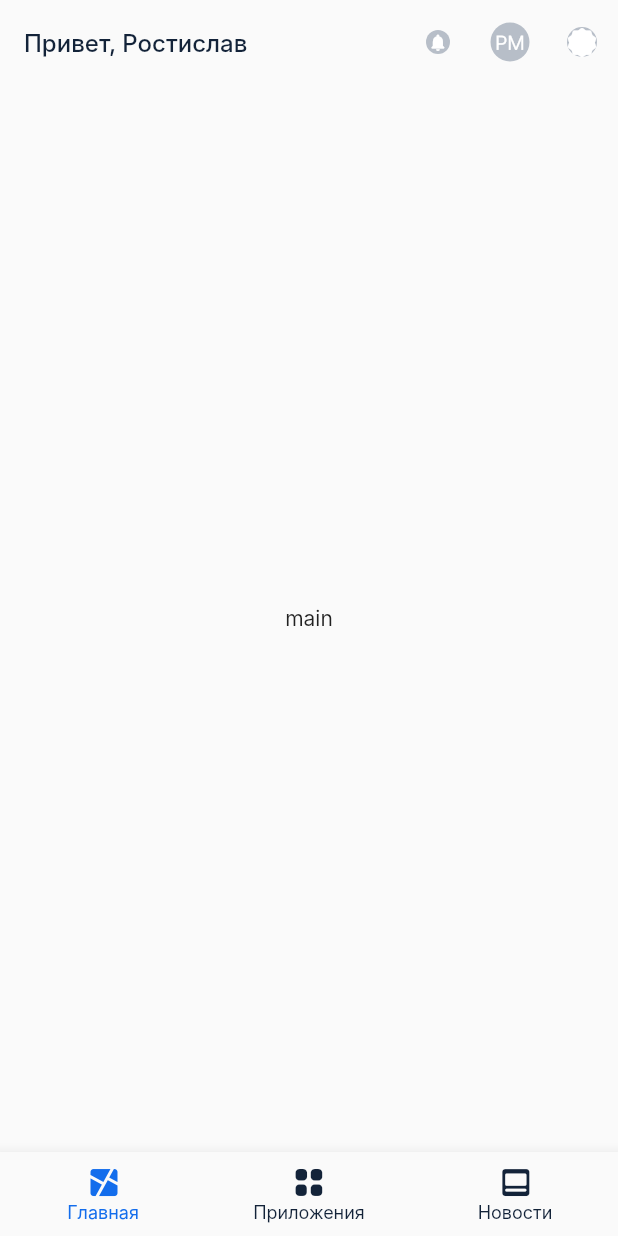
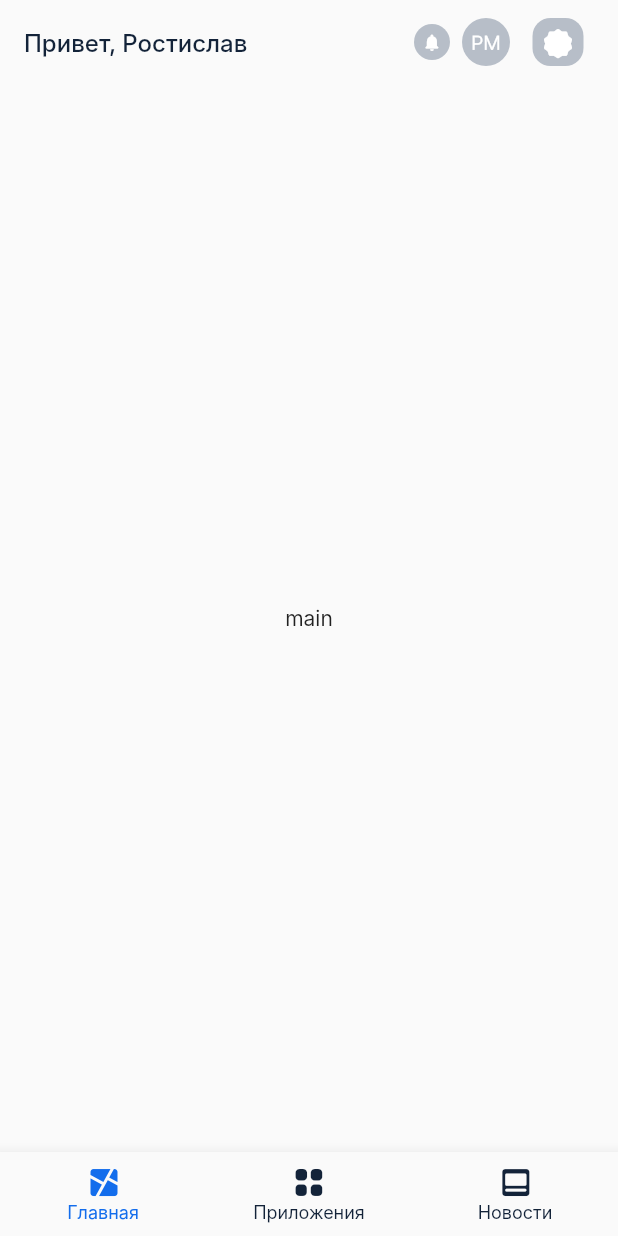
Before and after one commit to Nadia-ru/praktika_volsu, a Flutter app: the screen it shows after launch, on a phone screen of 412 x 824 dp. Run offline on Flutter 3.47's test engine with Material 2 defaults, Android fonts, the phone set to English and light mode, and no system bars; Roboto replaces fonts that are missing (Inter).

Commit message:
appbar x2

```diff
--- a/lib/widgets/main_screen/main_screen_widget.dart
+++ b/lib/widgets/main_screen/main_screen_widget.dart
@@ -40,51 +40,65 @@ class _MainScreenWidgetState extends State<MainScreenWidget> {
             fontWeight: FontWeight.w500,
           ),
         ),
-        actionsIconTheme: const IconThemeData(
-            color: Colors.white
-        ),
+        actionsIconTheme: const IconThemeData(color: Colors.white),
         actions: [
-          IconButton(
-              onPressed: () {},
-              iconSize: 24,
-             // padding: EdgeInsets.all(4.0),
-              icon: Container(
-                  decoration: const BoxDecoration(
-                      color: Color(0xFFB7BEC8),
-                    shape: BoxShape.circle,
-                    //more than 50% of width makes circle
-                  ),
-                  child: const Icon(
+          const SizedBox(
+              //<-- SEE HERE
+              width: 24,
+              height: 24,
+              child: FloatingActionButton(
+                  //<-- SEE HERE
+                  backgroundColor: Color(0xFFB7BEC8),
+                  disabledElevation: 0,
+                  hoverElevation: 0,
+                  onPressed: null,
+                  child: Icon(
                     AppBarIcon.uv,
                     size: 16,
+                    color: Colors.white,
                   ))),
-          IconButton(
-              onPressed: () {},
-              iconSize: 32,
-              icon: Container(
-                  decoration: const BoxDecoration(
-                      color: Color(0xFFB7BEC8),
-                    shape: BoxShape.circle,
-                    //more than 50% of width makes circle
+          const SizedBox(
+            width: 8,
           ),
-                  child: const Icon(
+          const SizedBox(
+            //<-- SEE HERE
+            width: 32,
+            height: 32,
+            child: FloatingActionButton(
+                //<-- SEE HERE
+                backgroundColor: Color(0xFFB7BEC8),
+                disabledElevation: 0,
+                hoverElevation: 0,
+                onPressed: null,
+                child: Icon(
                   AppBarIcon.pm,
                   size: 26,
-                  ))),
-          IconButton(
-              onPressed: () {},
-              iconSize: 32,
-              icon: Container(
-
-                  decoration: const BoxDecoration(
-                      color: Color(0xFFB7BEC8),
-                    shape: BoxShape.circle,
-                    //more than 50% of width makes circle
+                )),
+          ),
+          const SizedBox(
+            width: 8,
+          ),
+          Padding(
+            padding: const EdgeInsets.symmetric(vertical: 12),
+            child: ElevatedButton(
+                onPressed: null,
+                style: ElevatedButton.styleFrom(
+                  minimumSize: const Size(32, 32),
+                  disabledBackgroundColor: const Color(0xFFB7BEC8),
+                  padding: const EdgeInsets.all(7.0),
+                  shape: RoundedRectangleBorder(
+                    borderRadius: BorderRadius.circular(12.0),
+                  ),
                 ),
                 child: const Icon(
                   AppBarIcon.brands,
                   size: 20,
-                  ))),
+                  color: Colors.white,
+                )),
+          ),
+          const SizedBox(
+            width: 16,
+          )
         ],
       ),
       body: Center(
```
Lines whose indentation alone changed are shown as unchanged.
